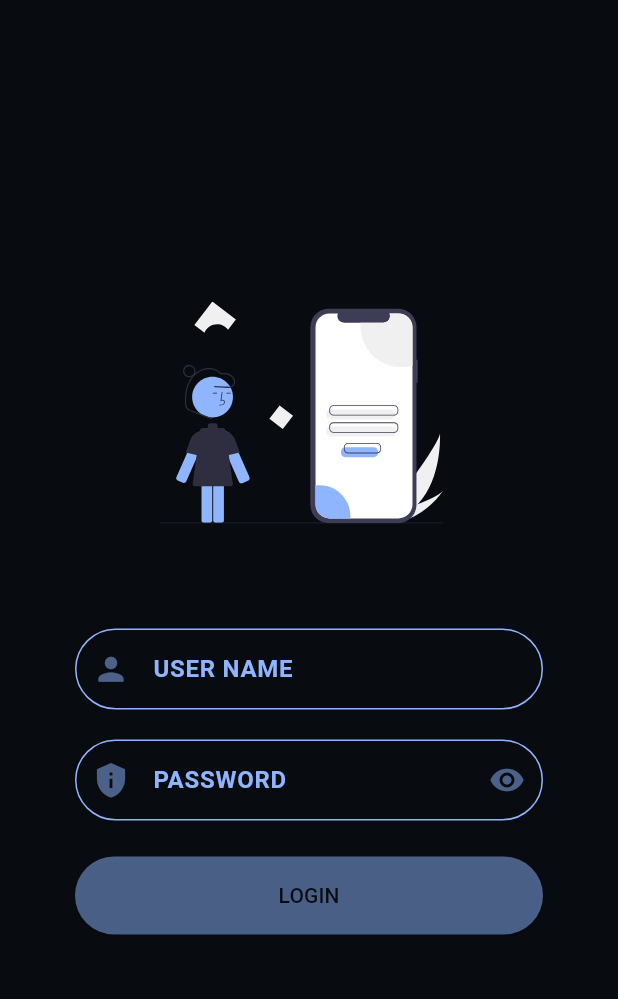
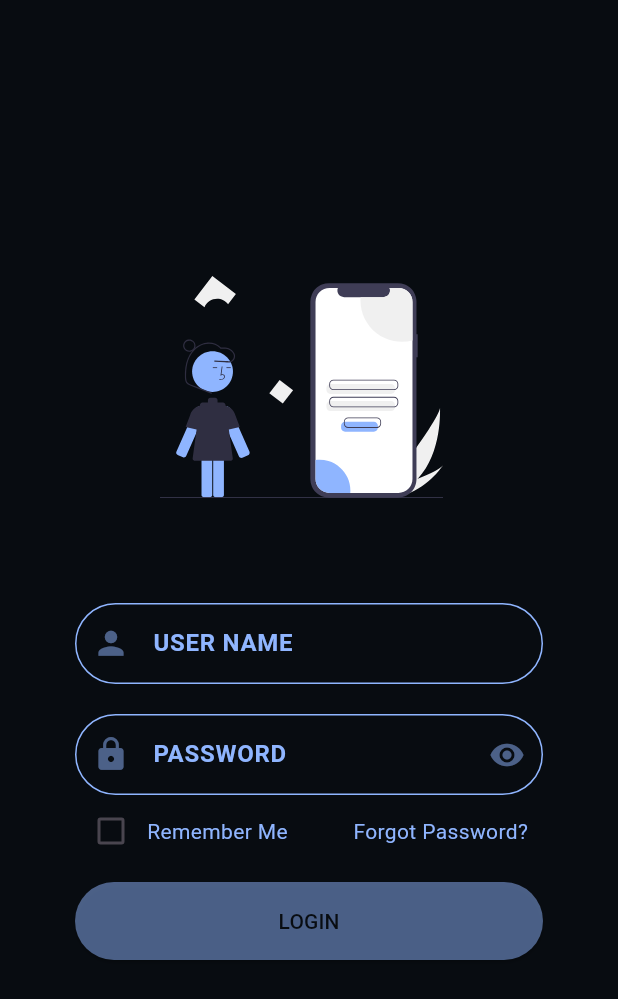
Before and after one commit to Aiinhome-Aivista/HRMS, a Flutter app: the screen it shows after launch, on a phone screen of 412 x 824 dp. Shown: the top 999 px of the screen. Run offline on Flutter 3.47's test engine with Material 3 defaults, Android fonts, the phone set to English and light mode, and no system bars; our stand-ins replace flutter_svg, geocoding, geolocator, table_calendar; Roboto replaces fonts that are missing (Khula); project files that could hold a hidden picture were left out.

Commit message:
remember me and forgot password

```diff
--- a/lib/utils/Screens/loginSreen.dart
+++ b/lib/utils/Screens/loginSreen.dart
@@ -22,6 +22,7 @@ class _LoginScreenState extends State<LoginScreen> {
   final TextEditingController _emailController = TextEditingController();
   final TextEditingController _passwordController = TextEditingController();
   bool _isLoading = false;
+  bool _rememberMe = false; // For Remember Me Checkbox
 
   @override
   void initState() {
@@ -29,7 +30,6 @@ class _LoginScreenState extends State<LoginScreen> {
     _updateButtonState();
   }
 
-  // Function to update the button state
   void _updateButtonState() {
     _emailController.addListener(() {
       setState(() {});
@@ -40,7 +40,6 @@ class _LoginScreenState extends State<LoginScreen> {
     });
   }
 
-  // Function to check if the email and password fields are not empty
   bool get _isButtonEnabled =>
       _emailController.text.isNotEmpty && _passwordController.text.isNotEmpty;
 
@@ -160,12 +159,48 @@ class _LoginScreenState extends State<LoginScreen> {
                 CustomTextField(
                   controller: _passwordController,
                   labelText: 'PASSWORD',
-                  prefixIcon: Icons.privacy_tip,
+                  prefixIcon: Icons.lock,
                   isPassword: true,
                 ),
-                const SizedBox(height: 24.0),
 
-                  // Animated Login Button
+                // Row for Remember Me Checkbox and Forgot Password
+                Row(
+                  mainAxisAlignment: MainAxisAlignment.spaceBetween,
+                  children: [
+                    Row(
+                      children: [
+                        Checkbox(
+                          value: _rememberMe,
+                          onChanged: (bool? value) {
+                            setState(() {
+                              _rememberMe = value ?? false;
+                            });
+                          },
+                          activeColor: AppColors.lightblue,
+                        ),
+                        const Text(
+                          'Remember Me',
+                          style: TextStyle(color: AppColors.lightblue),
+                        ),
+                      ],
+                    ),
+                    GestureDetector(
+                      onTap: () {},
+                      child: const Padding(
+                        padding: EdgeInsets.only(right: 10),
+                        child: Text(
+                          'Forgot Password?',
+                          style: TextStyle(
+                            color: AppColors.lightblue,
+                          ),
+                        ),
+                      ),
+                    ),
+                  ],
+                ),
+                const SizedBox(height: 10.0),
+
+                // Login Button
                 CustomButton(
                   buttonText: 'LOGIN',
                   onPressed: _isButtonEnabled ? loginUser : () {},
@@ -176,7 +211,6 @@ class _LoginScreenState extends State<LoginScreen> {
               ],
             ),
           ),
-
           if (_isLoading) const Center(child: LoadingSpinner()),
         ],
       ),
```
Lines whose indentation alone changed are shown as unchanged.
